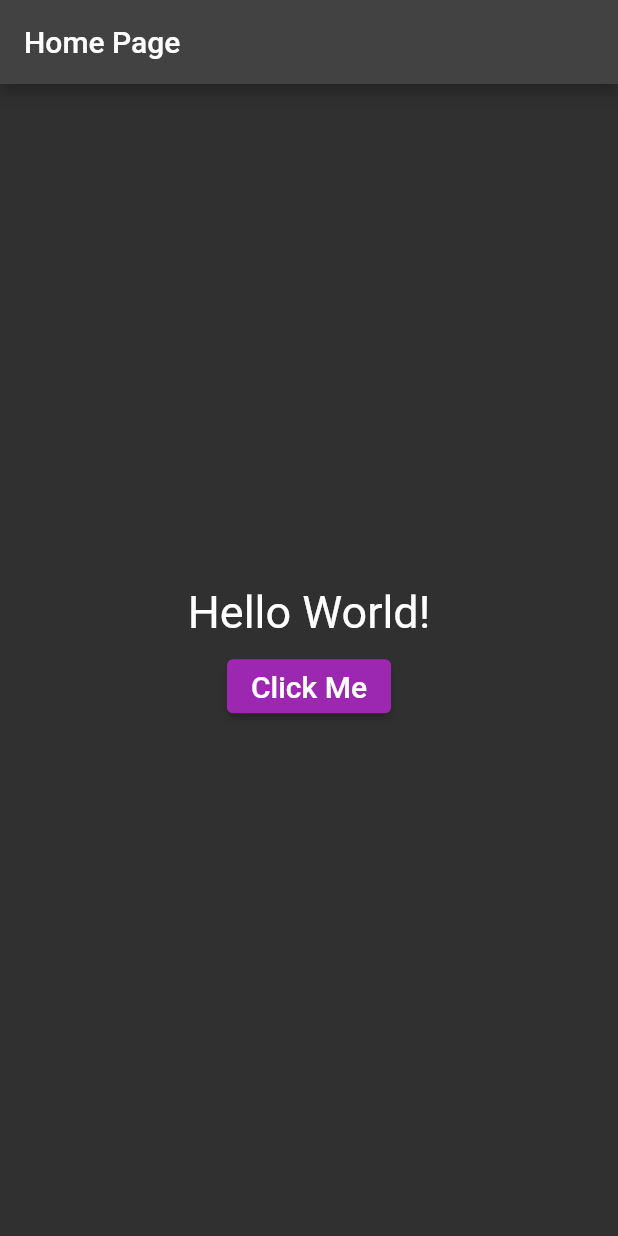
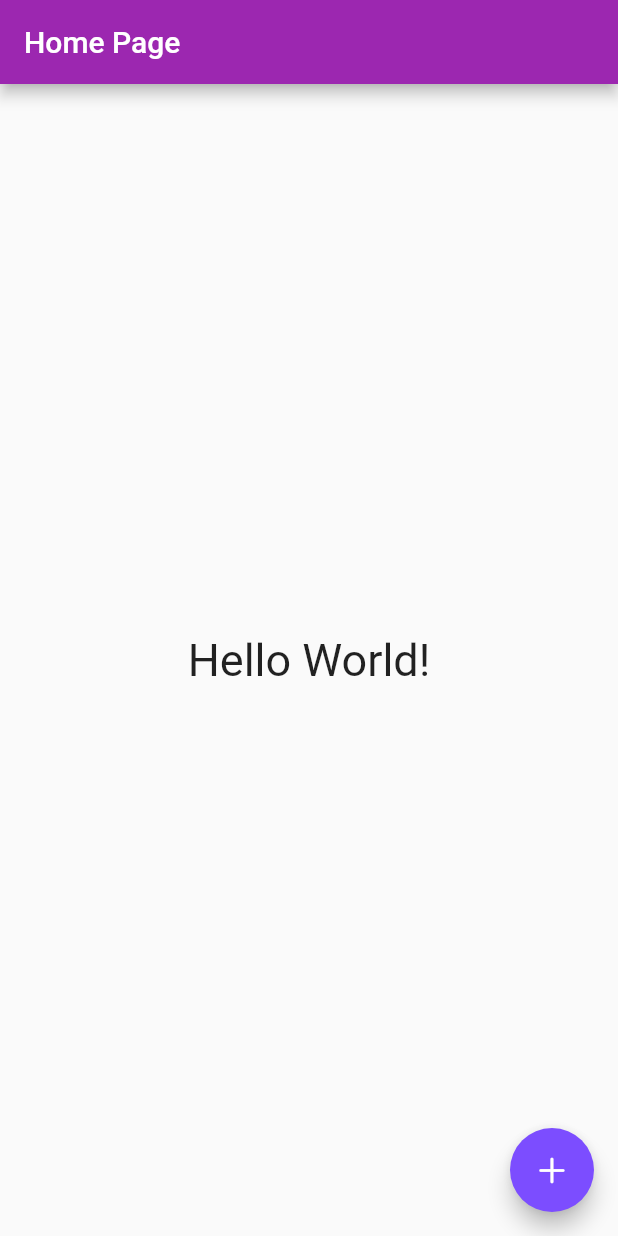
Before and after one commit to artichaudhary0/flutter_project, a Flutter app: the screen it shows after launch, on a phone screen of 412 x 824 dp. Run offline on Flutter 3.47's test engine with Material 2 defaults, Android fonts, the phone set to English and light mode, and no system bars.

Commit message:
floating Action Button

```diff
--- a/lib/main.dart
+++ b/lib/main.dart
@@ -1,3 +1,4 @@
+import 'package:flutter/cupertino.dart';
 import 'package:flutter/material.dart';
 
 void main() {
@@ -14,7 +15,7 @@ class MyApp extends StatelessWidget {
       home: HomePage(),
       theme: ThemeData(
         primarySwatch: Colors.purple,
-        brightness: Brightness.dark,
+        brightness: Brightness.light,
         accentColor: Colors.deepPurpleAccent,
       ),
     );
@@ -52,20 +53,6 @@ class _HomePageState extends State<HomePage> {
               myText,
               style: TextStyle(fontSize: 30),
             ),
-            Padding(
-              padding: const EdgeInsets.all(8.0),
-              child: ElevatedButton(
-                onPressed: () {
-                  _changeText();
-                },
-                child: Text(
-                  "Click Me",
-                  style: TextStyle(
-                    fontSize: 20,
-                  ),
-                ),
-              ),
-            ),
           ],
         ),
       ),
@@ -79,6 +66,12 @@ class _HomePageState extends State<HomePage> {
         title: Text("Home Page"),
       ),
       body: _bodyWidget(),
+      floatingActionButton: FloatingActionButton(
+        onPressed: () {
+          _changeText();
+        },
+        child: Icon(CupertinoIcons.add),
+      ),
     );
   }
 }
```
